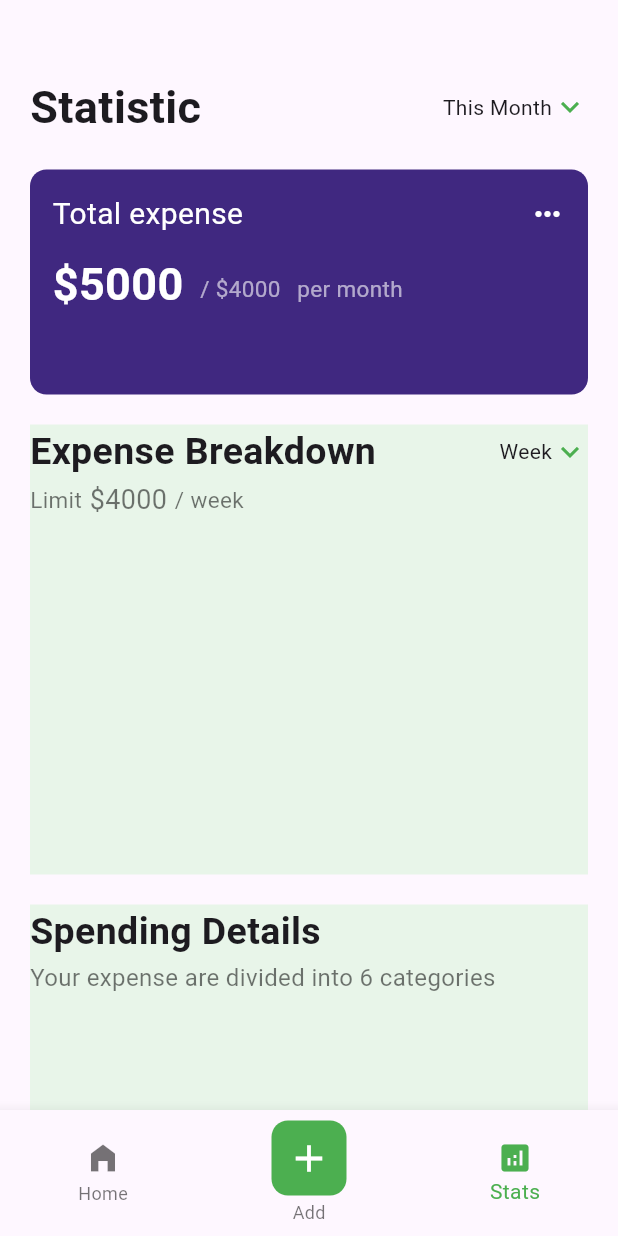
After one commit to soumiknath555/expensive_app, a Flutter app: the DashboardPage screen opened by its route, item 3 of the bottom bar chosen, on a phone screen of 412 x 824 dp. The commit adds this screen. Run offline on Flutter 3.47's test engine with Material 3 defaults, Android fonts, the phone set to English and light mode, and no system bars; our stand-ins replace flutter_bloc, shared_preferences, sqflite; accounts and stored records are empty.

Commit message:
initial commit 5

```diff
--- a/lib/routes/app_routes.dart
+++ b/lib/routes/app_routes.dart
@@ -1,15 +1,18 @@
 import 'package:expense_app/ui/add_page/add_page.dart';
-import 'package:expense_app/ui/home_page.dart';
-import 'package:expense_app/ui/login_page.dart';
+import 'package:expense_app/ui/dasboard_pages/dashboard_page.dart';
+import 'package:expense_app/ui/dasboard_pages/nav_pages/stats/stats_page.dart';
+import 'package:expense_app/ui/login/login_page.dart';
 import 'package:expense_app/ui/sing_up/ragister_page.dart';
-import 'package:expense_app/ui/splash_screen.dart';
+import 'package:expense_app/ui/splash/splash_screen.dart';
 import 'package:flutter/cupertino.dart';
 import 'package:path/path.dart';
+
+import '../ui/dasboard_pages/nav_pages/home/home_page.dart';
 
 class AppRoutes {
 
   static const String SPLASH_PAGE = "/splash";
-  static const String HOME_PAGE = "/home";
+  static const String DASHBOARD_PAGE = "/dashbpard";
   static const String LOGIN_PAGE = "/login";
   static const String REGISTER_PAGE = "/register";
   static const String ADD_EXPANCE_PAGE = "/add_expanse";
@@ -18,10 +21,11 @@ class AppRoutes {
  static Map<String, Widget Function(BuildContext) > routes = {
 
     SPLASH_PAGE : (context) => SplahScreen(),
-    HOME_PAGE : (context) => Home_Page(),
+    DASHBOARD_PAGE : (context) => DashboardPage(),
     LOGIN_PAGE : (context) => LoginPage(),
-   REGISTER_PAGE : (context) => RegisterPage(),
-   ADD_EXPANCE_PAGE : (context) => AddPage(),
+    REGISTER_PAGE : (context) => RegisterPage(),
+    ADD_EXPANCE_PAGE : (context) => AddPage(),
+    STATS_PAGE : (context) => StatsPage(),
   };
 
 }
--- /dev/null
+++ b/lib/ui/dasboard_pages/dashboard_page.dart
@@ -0,0 +1,54 @@
+import 'package:expense_app/ui/add_page/add_page.dart';
+import 'package:expense_app/ui/dasboard_pages/nav_pages/home/home_page.dart';
+import 'package:expense_app/ui/dasboard_pages/nav_pages/stats/stats_page.dart';
+import 'package:flutter/cupertino.dart';
+import 'package:flutter/material.dart';
+
+class DashboardPage extends StatefulWidget {
+
+  @override
+  State<DashboardPage> createState() => _DashboardPageState();
+}
+
+class _DashboardPageState extends State<DashboardPage> {
+  int selectedPageIndex = 0;
+
+  List<Widget> navPages = [
+    Home_Page(),
+    AddPage(),
+    StatsPage(),
+
+
+  ];
+
+  @override
+  Widget build(BuildContext context) {
+    // TODO: implement build
+    return Scaffold(
+      body: navPages[selectedPageIndex],
+
+      bottomNavigationBar: BottomNavigationBar(
+        currentIndex: selectedPageIndex,
+          selectedItemColor: Colors.green,
+          onTap: ((index){
+            selectedPageIndex = index;
+            setState(() {
+
+            });
+          }),
+          items: [
+        BottomNavigationBarItem(icon: Icon(Icons.home_filled),label: "Home"),
+            BottomNavigationBarItem(icon: Container(
+              width: 50,
+              height: 50,
+              decoration: BoxDecoration(
+                color: Colors.green,
+                borderRadius: BorderRadius.circular(11)
+              ),
+                child: Icon(Icons.add,size: 30, color: Colors.white,)),label: "Add"),
+        BottomNavigationBarItem(icon: Icon(Icons.analytics),label: "Stats"),
+
+      ]),
+    );
+  }
+}
--- a/lib/ui/home_page.dart
+++ b/lib/ui/dasboard_pages/nav_pages/home/home_page.dart
@@ -3,7 +3,7 @@ import 'package:flutter/cupertino.dart';
 import 'package:flutter/material.dart';
 import 'package:shared_preferences/shared_preferences.dart';
 
-import '../routes/app_routes.dart';
+import '../../../../routes/app_routes.dart';
 
 class Home_Page extends StatefulWidget {
   @override
@@ -398,11 +398,11 @@ class _Home_PageState extends State<Home_Page> {
           ),
         ),
       ),
-      floatingActionButton: FloatingActionButton(onPressed: (){
+     /* floatingActionButton: FloatingActionButton(onPressed: (){
         Navigator.pushNamed(context, AppRoutes.ADD_EXPANCE_PAGE);
       },
         backgroundColor: Colors.lightGreen,
-        child: Icon(Icons.add,color: Colors.black,),),
+        child: Icon(Icons.add,color: Colors.black,),),*/
     );
   }
 }
--- /dev/null
+++ b/lib/ui/dasboard_pages/nav_pages/stats/stats_page.dart
@@ -0,0 +1,190 @@
+import 'package:flutter/cupertino.dart';
+import 'package:flutter/material.dart';
+
+class StatsPage extends StatelessWidget {
+  String selectedValue = 'Month';
+  List<String> mListType = ["Month", "Week", "Day"];
+
+  @override
+  Widget build(BuildContext context) {
+    // TODO: implement build
+    return Scaffold(
+      body: Container(
+        child: Padding(
+          padding: const EdgeInsets.only(top: 50, left: 20, right: 20),
+          child: Column(
+            children: [
+              Row(
+                children: [
+                  Text(
+                    "Statistic",
+                    style: TextStyle(fontSize: 30, fontWeight: FontWeight.bold),
+                  ),
+                  Spacer(),
+
+                  /* DropdownButtonFormField<String>(
+                    value: selectedValue,
+                    decoration: InputDecoration(
+                      filled: true,
+                      fillColor: Colors.green.shade50,
+                      border: OutlineInputBorder(
+                        borderRadius: BorderRadius.circular(11),
+                      ),
+                    ),
+                    items: mListType.map((e){
+                      return DropdownMenuItem(value: e, child: Text(e),);
+                    }).toList(),
+                    onChanged: (value){
+
+                    },
+                  ),*/
+                  Row(
+                    children: [
+                      Text("This Month"),
+                      Icon(Icons.keyboard_arrow_down, color: Colors.green),
+                    ],
+                  ),
+                ],
+              ),
+
+              SizedBox(height: 20),
+              Container(
+                height: 150,
+                decoration: BoxDecoration(
+                  color: Color(0xFF402880),
+                  borderRadius: BorderRadius.circular(11),
+                ),
+                child: Padding(
+                  padding: const EdgeInsets.all(15.0),
+                  child: Column(
+                    crossAxisAlignment: CrossAxisAlignment.start,
+                    children: [
+                      Row(
+                        children: [
+                          Text(
+                            "Total expense",
+                            style: TextStyle(color: Colors.white, fontSize: 20),
+                          ),
+                          Spacer(),
+                          Icon(Icons.more_horiz, color: Colors.white),
+                        ],
+                      ),
+                      SizedBox(height: 11),
+
+                      Container(
+                        height: 35,
+                        child: Row(
+                          crossAxisAlignment: CrossAxisAlignment.end,
+                          children: [
+                            Text(
+                              "\$5000",
+                              style: TextStyle(
+                                color: Colors.white,
+                                fontSize: 30,
+                                fontWeight: FontWeight.bold,
+                              ),
+                            ),
+                            SizedBox(width: 11,),
+
+                            Text("/ \$4000",style: TextStyle(color: Colors.white60,fontSize: 15),),
+                            SizedBox(width: 11,),
+
+                            Text("per month",style: TextStyle(color: Colors.white60,fontSize: 15),),
+                          ],
+                        ),
+                      ),
+
+                    ],
+                  ),
+                ),
+              ),
+
+              SizedBox(height: 20,),
+
+              Container(
+                width: double.infinity,
+                height: 300,
+                color: Colors.green.shade50,
+                child: Column(
+                  crossAxisAlignment: CrossAxisAlignment.start,
+                  children: [
+                    Row(
+                      children: [
+                        Text(
+                          "Expense Breakdown",
+                          style: TextStyle(fontSize: 25, fontWeight: FontWeight.bold),
+                        ),
+                        Spacer(),
+
+                        /* DropdownButtonFormField<String>(
+                          value: selectedValue,
+                          decoration: InputDecoration(
+                            filled: true,
+                            fillColor: Colors.green.shade50,
+                            border: OutlineInputBorder(
+                              borderRadius: BorderRadius.circular(11),
+                            ),
+                          ),
+                          items: mListType.map((e){
+                            return DropdownMenuItem(value: e, child: Text(e),);
+                          }).toList(),
+                          onChanged: (value){
+
+                          },
+                        ),*/
+                        Row(
+                          children: [
+                            Text("Week"),
+                            Icon(Icons.keyboard_arrow_down, color: Colors.green),
+                          ],
+                        ),
+                      ],
+                    ),
+                    SizedBox(height: 1,),
+                    Row(
+                      children: [
+                        Text("Limit",style: TextStyle(fontSize: 15,color: Colors.black54),),
+                        SizedBox(width: 5,),
+                        Text("\$4000",style: TextStyle(fontSize: 18,fontWeight: FontWeight.w400, color: Colors.black54),),
+                        SizedBox(width: 5,),
+                        Text("/ week",style: TextStyle(fontSize: 15,color: Colors.black54),),
+                      ],
+                    ),
+                  ],
+                ),
+              ),
+
+              SizedBox(height: 20,),
+              Container(
+                width: double.infinity,
+                height: 200,
+                color: Colors.green.shade50,
+                child: Column(
+                  crossAxisAlignment: CrossAxisAlignment.start,
+                  children: [
+                    Row(
+                      children: [
+                        Text(
+                          "Spending Details",
+                          style: TextStyle(fontSize: 25, fontWeight: FontWeight.bold),
+                        ),
+                      ],
+                    ),
+                    SizedBox(height: 1,),
+                    Row(
+                      children: [
+                        Text("Your expense are divided into 6 categories",style: TextStyle(fontSize: 16,color: Colors.black54),),
+
+                      ],
+                    ),
+                  ],
+                ),
+              ),
+
+            ],
+          ),
+        ),
+      ),
+    );
+  }
+}
--- a/lib/ui/login_page.dart
+++ b/lib/ui/login/login_page.dart
@@ -1,5 +1,4 @@
 import 'package:expense_app/routes/app_routes.dart';
-import 'package:expense_app/ui/home_page.dart';
 import 'package:expense_app/ui/sing_up/bloc/user_bloc.dart';
 import 'package:expense_app/ui/sing_up/bloc/user_event.dart';
 import 'package:expense_app/ui/sing_up/bloc/user_state.dart';
@@ -137,7 +136,7 @@ class LoginPage extends StatelessWidget {
                     if(state is UserSuccessState){
                       isLoding = false;
                       ScaffoldMessenger.of(context).showSnackBar(SnackBar(content: Text("Login Successfully!!!")));
-                      Navigator.pushReplacementNamed(context, AppRoutes.HOME_PAGE);
+                      Navigator.pushReplacementNamed(context, AppRoutes.DASHBOARD_PAGE);
                     }
                   },
                   builder: (context, state) {
--- a/lib/ui/splash_screen.dart
+++ b/lib/ui/splash/splash_screen.dart
@@ -1,8 +1,7 @@
 import 'dart:async';
 
 import 'package:expense_app/routes/app_routes.dart';
-import 'package:expense_app/ui/home_page.dart';
-import 'package:expense_app/ui/login_page.dart';
+import 'package:expense_app/ui/login/login_page.dart';
 import 'package:expense_app/utils/app_constance.dart';
 import 'package:flutter/cupertino.dart';
 import 'package:flutter/material.dart';
@@ -31,7 +30,7 @@ class _SplahScreenState extends State<SplahScreen> {
     String navigateToName = AppRoutes.LOGIN_PAGE ;
 
     if (uid >0) {
-      navigateToName = AppRoutes.HOME_PAGE ;
+      navigateToName = AppRoutes.DASHBOARD_PAGE ;
     }
     Navigator.pushReplacementNamed(context, navigateToName);
   }
```
